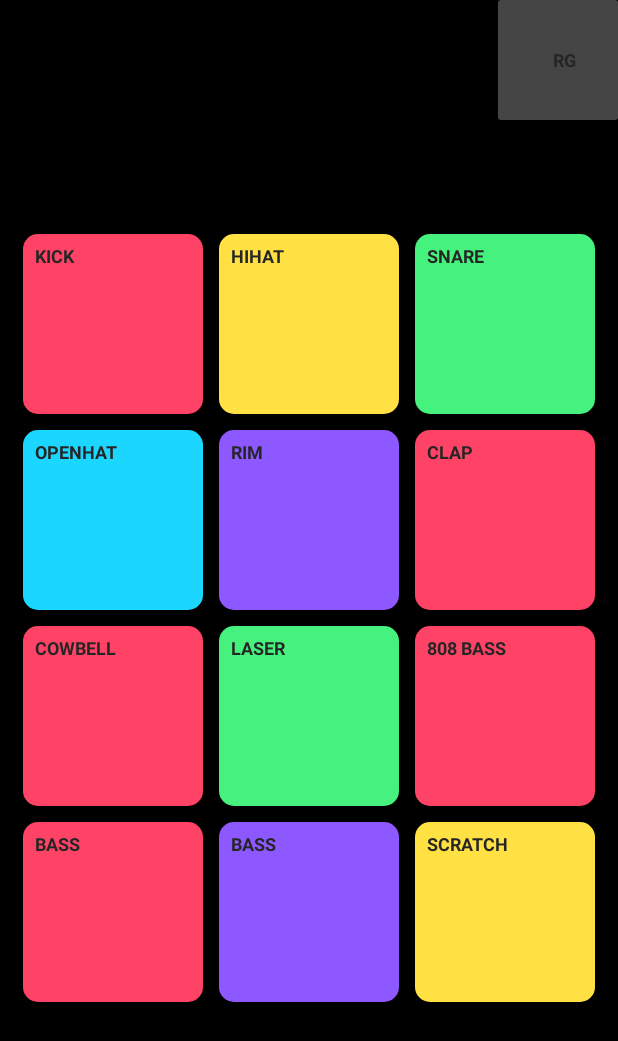
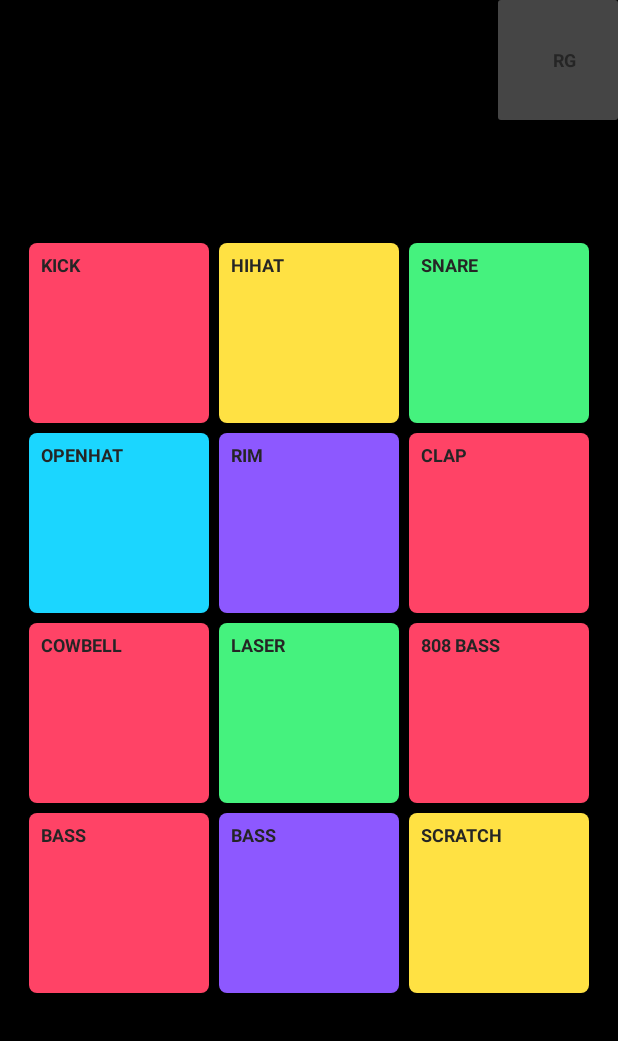
Before and after one commit to ivansavrikov/DrumPartsCreator, an Android app: the screen it shows after launch (RealTimeRhythm), on a phone screen of 412 x 824 dp. Shown: the top 1041 px of the screen. Run offline under Robolectric (Android 15) with nearby library versions, the phone set to English and light mode, and no system bars.

Commit message:
Перед добавлением фрагмента

```diff
--- a/app/src/main/res/drawable/pad_blue_enabled.xml
+++ b/app/src/main/res/drawable/pad_blue_enabled.xml
@@ -1,6 +1,6 @@
 <?xml version="1.0" encoding="utf-8"?>
 <shape xmlns:android="http://schemas.android.com/apk/res/android" android:shape="rectangle">
-    <corners android:radius="10dp"/>
+    <corners android:radius="5dp"/>
     <size android:width="120dp"
         android:height="120dp"/>
     <solid android:color="@color/pad_blue"/>
--- a/app/src/main/res/drawable/pad_blue_pressed.xml
+++ b/app/src/main/res/drawable/pad_blue_pressed.xml
@@ -1,7 +1,7 @@
 <?xml version="1.0" encoding="utf-8"?>
 <shape xmlns:android="http://schemas.android.com/apk/res/android" android:shape="rectangle">
     <stroke android:color="@color/white" android:width="1dp"/>
-    <corners android:radius="10dp"/>
+    <corners android:radius="5dp"/>
     <size android:width="120dp"
         android:height="120dp"/>
     <solid android:color="@color/pad_blue_pressed"/>
--- a/app/src/main/res/drawable/pad_green_enabled.xml
+++ b/app/src/main/res/drawable/pad_green_enabled.xml
@@ -1,6 +1,6 @@
 <?xml version="1.0" encoding="utf-8"?>
 <shape xmlns:android="http://schemas.android.com/apk/res/android" android:shape="rectangle">
-    <corners android:radius="10dp"/>
+    <corners android:radius="5dp"/>
     <size android:width="120dp"
         android:height="120dp"/>
     <solid android:color="@color/pad_green"/>
--- a/app/src/main/res/drawable/pad_green_pressed.xml
+++ b/app/src/main/res/drawable/pad_green_pressed.xml
@@ -1,7 +1,7 @@
 <?xml version="1.0" encoding="utf-8"?>
 <shape xmlns:android="http://schemas.android.com/apk/res/android" android:shape="rectangle">
     <stroke android:color="@color/white" android:width="1dp"/>
-    <corners android:radius="10dp"/>
+    <corners android:radius="5dp"/>
     <size android:width="120dp"
         android:height="120dp"/>
     <solid android:color="@color/pad_green_pressed"/>
--- a/app/src/main/res/drawable/pad_pink_enabled.xml
+++ b/app/src/main/res/drawable/pad_pink_enabled.xml
@@ -1,6 +1,6 @@
 <?xml version="1.0" encoding="utf-8"?>
 <shape xmlns:android="http://schemas.android.com/apk/res/android" android:shape="rectangle">
-    <corners android:radius="10dp"/>
+    <corners android:radius="5dp"/>
     <size android:width="120dp"
         android:height="120dp"/>
     <solid android:color="@color/pad_pink"/>
--- a/app/src/main/res/drawable/pad_pink_pressed.xml
+++ b/app/src/main/res/drawable/pad_pink_pressed.xml
@@ -1,7 +1,7 @@
 <?xml version="1.0" encoding="utf-8"?>
 <shape xmlns:android="http://schemas.android.com/apk/res/android" android:shape="rectangle">
     <stroke android:color="@color/white" android:width="1dp"/>
-    <corners android:radius="10dp"/>
+    <corners android:radius="5dp"/>
     <size android:width="120dp"
         android:height="120dp"/>
     <solid android:color="@color/pad_pink_pressed"/>
--- a/app/src/main/res/drawable/pad_purple_enabled.xml
+++ b/app/src/main/res/drawable/pad_purple_enabled.xml
@@ -1,6 +1,6 @@
 <?xml version="1.0" encoding="utf-8"?>
 <shape xmlns:android="http://schemas.android.com/apk/res/android" android:shape="rectangle">
-    <corners android:radius="10dp"/>
+    <corners android:radius="5dp"/>
     <size android:width="120dp"
         android:height="120dp"/>
     <solid android:color="@color/pad_purple"/>
--- a/app/src/main/res/drawable/pad_purple_pressed.xml
+++ b/app/src/main/res/drawable/pad_purple_pressed.xml
@@ -1,7 +1,7 @@
 <?xml version="1.0" encoding="utf-8"?>
 <shape xmlns:android="http://schemas.android.com/apk/res/android" android:shape="rectangle">
     <stroke android:color="@color/white" android:width="1dp"/>
-    <corners android:radius="10dp"/>
+    <corners android:radius="5dp"/>
     <size android:width="120dp"
         android:height="120dp"/>
     <solid android:color="@color/pad_purple_pressed"/>
--- a/app/src/main/res/drawable/pad_yellow_enabled.xml
+++ b/app/src/main/res/drawable/pad_yellow_enabled.xml
@@ -1,6 +1,6 @@
 <?xml version="1.0" encoding="utf-8"?>
 <shape xmlns:android="http://schemas.android.com/apk/res/android" android:shape="rectangle">
-    <corners android:radius="10dp"/>
+    <corners android:radius="5dp"/>
     <size android:width="120dp"
         android:height="120dp"/>
     <solid android:color="@color/pad_yellow"/>
--- a/app/src/main/res/drawable/pad_yellow_pressed.xml
+++ b/app/src/main/res/drawable/pad_yellow_pressed.xml
@@ -1,7 +1,7 @@
 <?xml version="1.0" encoding="utf-8"?>
 <shape xmlns:android="http://schemas.android.com/apk/res/android" android:shape="rectangle">
     <stroke android:color="@color/white" android:width="1dp"/>
-    <corners android:radius="10dp"/>
+    <corners android:radius="5dp"/>
     <size android:width="120dp"
         android:height="120dp"/>
     <solid android:color="@color/pad_yellow_pressed"/>
--- a/app/src/main/res/layout/activity_real_time_rhythm.xml
+++ b/app/src/main/res/layout/activity_real_time_rhythm.xml
@@ -32,7 +32,7 @@
             android:id="@+id/btnPad1"
             style="@style/button"
             android:layout_width="120dp"
-            android:layout_margin="5dp"
+            android:layout_margin="3dp"
             android:layout_height="120dp"
             android:background="@drawable/pad_pink_selector"
             android:text="@string/pad1_name"
@@ -43,7 +43,7 @@
             style="@style/button"
             android:layout_width="120dp"
             android:layout_height="120dp"
-            android:layout_margin="5dp"
+            android:layout_margin="3dp"
             android:background="@drawable/pad_yellow_selector"
             android:text="@string/pad2_name"
             app:backgroundTint="@null"/>
@@ -53,7 +53,7 @@
             style="@style/button"
             android:layout_width="120dp"
             android:layout_height="120dp"
-            android:layout_margin="5dp"
+            android:layout_margin="3dp"
             android:background="@drawable/pad_green_selector"
             android:text="@string/pad3_name"
             app:backgroundTint="@null"
@@ -64,7 +64,7 @@
             android:id="@+id/btnPad4"
             style="@style/button"
             android:layout_width="120dp"
-            android:layout_margin="5dp"
+            android:layout_margin="3dp"
             android:layout_height="120dp"
             android:background="@drawable/pad_blue_selector"
             android:text="@string/pad4_name"
@@ -75,7 +75,7 @@
             style="@style/button"
             android:layout_width="120dp"
             android:layout_height="120dp"
-            android:layout_margin="5dp"
+            android:layout_margin="3dp"
             android:background="@drawable/pad_purple_selector"
             android:text="@string/pad5_name"
             app:backgroundTint="@null"/>
@@ -85,7 +85,7 @@
             style="@style/button"
             android:layout_width="120dp"
             android:layout_height="120dp"
-            android:layout_margin="5dp"
+            android:layout_margin="3dp"
             android:background="@drawable/pad_pink_selector"
             android:text="@string/pad6_name"
             app:backgroundTint="@null" />
@@ -95,7 +95,7 @@
             style="@style/button"
             android:layout_width="120dp"
             android:layout_height="120dp"
-            android:layout_margin="5dp"
+            android:layout_margin="3dp"
             android:background="@drawable/pad_pink_selector"
             android:text="@string/pad7_name"
             app:backgroundTint="@null"/>
@@ -104,7 +104,7 @@
             android:id="@+id/btnPad8"
             style="@style/button"
             android:layout_width="120dp"
-            android:layout_margin="5dp"
+            android:layout_margin="3dp"
             android:layout_height="120dp"
             android:background="@drawable/pad_green_selector"
             android:text="@string/pad8_name"
@@ -114,7 +114,7 @@
             android:id="@+id/btnPad9"
             style="@style/button"
             android:layout_width="120dp"
-            android:layout_margin="5dp"
+            android:layout_margin="3dp"
             android:layout_height="120dp"
             android:background="@drawable/pad_pink_selector"
             android:text="@string/pad9_name"
@@ -125,7 +125,7 @@
             style="@style/button"
             android:layout_width="120dp"
             android:layout_height="120dp"
-            android:layout_margin="5dp"
+            android:layout_margin="3dp"
             android:background="@drawable/pad_pink_selector"
             android:text="@string/pad10_name"
             app:backgroundTint="@null" />
@@ -135,7 +135,7 @@
             style="@style/button"
             android:layout_width="120dp"
             android:layout_height="120dp"
-            android:layout_margin="5dp"
+            android:layout_margin="3dp"
             android:background="@drawable/pad_purple_selector"
             android:text="@string/pad11_name"
             app:backgroundTint="@null" />
@@ -145,7 +145,7 @@
             style="@style/button"
             android:layout_width="120dp"
             android:layout_height="120dp"
-            android:layout_margin="5dp"
+            android:layout_margin="3dp"
             android:background="@drawable/pad_yellow_selector"
             android:text="@string/pad12_name"
             app:backgroundTint="@null" />
```
